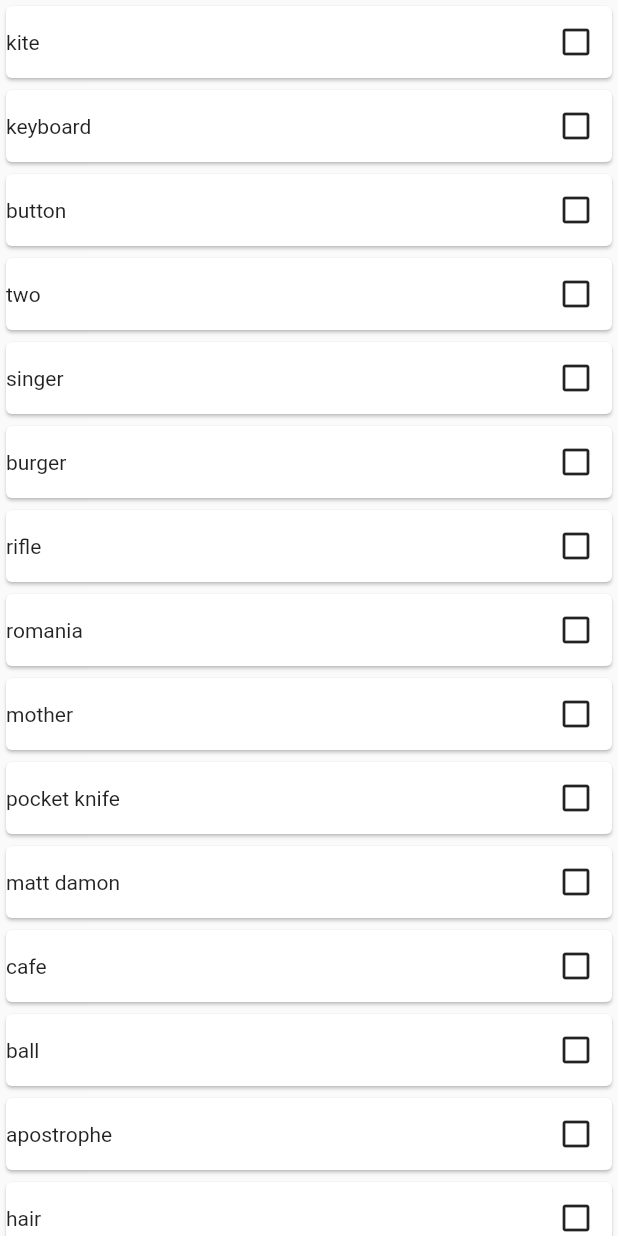
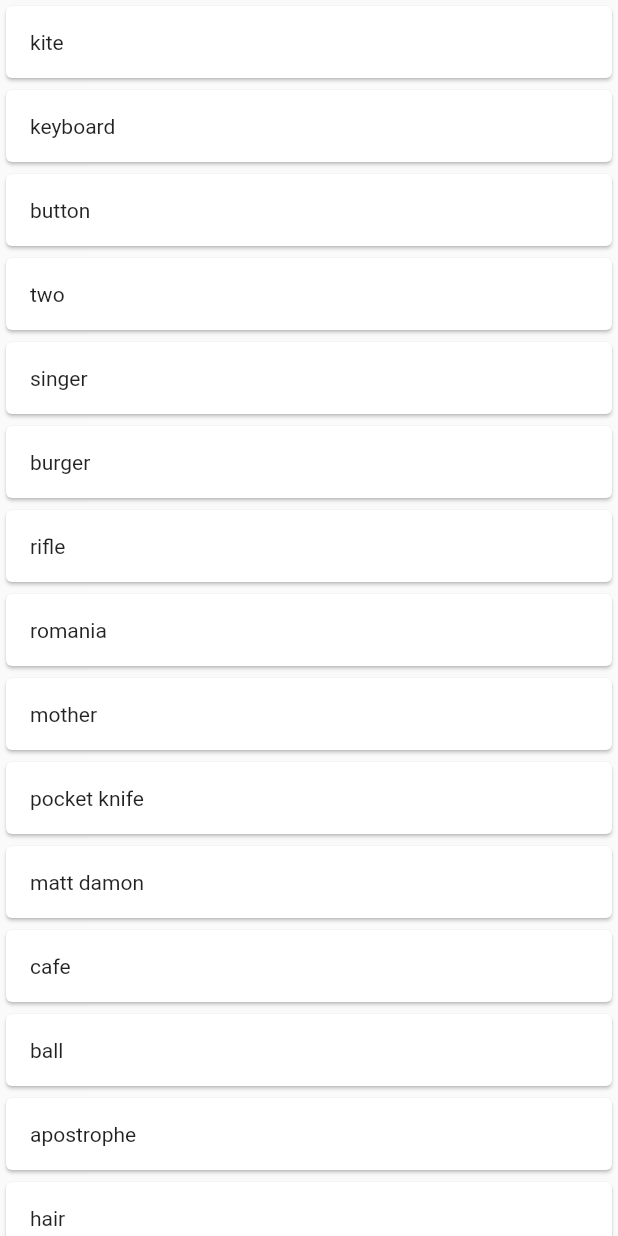
Before and after one commit to mahmoudsfares/listview-persistency-sample, a Flutter app: the screen it shows after launch, on a phone screen of 412 x 824 dp. Run offline on Flutter 3.47's test engine with Material 2 defaults, Android fonts, the phone set to English and light mode, and no system bars; our stand-ins replace get.

Commit message:
Select only one item of a list

```diff
--- a/lib/list_item.dart
+++ b/lib/list_item.dart
@@ -11,31 +11,19 @@ class MyListItem extends StatelessWidget {
 
   @override
   Widget build(BuildContext context) {
-    return Card(
-      child: Row(
-        children: [
-          Text(itemName),
-          Expanded(
-            child: Row(
-              mainAxisAlignment: MainAxisAlignment.end,
-              children: [
-                IconButton(
-                    onPressed: () {
-                      onCheckStateChanged(itemIndex);
-                    },
-                    icon: _bindIconToCheckStatus())
-              ],
+    return GestureDetector(
+      onTap: () => onCheckStateChanged(itemIndex),
+      child: Card(
+        color: isItemChecked ? Colors.blue : Colors.white,
+        child: Row(
+          children: [
+            Padding(
+              padding: const EdgeInsets.all(16),
+              child: Text(itemName),
             ),
-          ),
-        ],
+          ],
+        ),
       ),
     );
   }
-
-  Icon _bindIconToCheckStatus() {
-    if (isItemChecked)
-      return Icon(Icons.check_box);
-    else
-      return Icon(Icons.check_box_outline_blank);
-  }
 }
--- a/lib/main.dart
+++ b/lib/main.dart
@@ -8,10 +8,8 @@ void main() {
 }
 
 class MyHomePage extends GetView<MyController> {
-
   @override
   Widget build(BuildContext context) {
-
     Get.lazyPut(() => MyController());
 
     return MaterialApp(
@@ -24,9 +22,11 @@ class MyHomePage extends GetView<MyController> {
                 controller.itemsNames[index],
                 index,
                 (index) => controller.changeCheckStatus(index),
-                    controller.checkedItemsIndexes.value.contains(index)),
+                controller.checkedItemIndex.value == index,
+              ),
             );
-            }),
+          },
+        ),
       ),
     );
   }
--- a/lib/my_controller.dart
+++ b/lib/my_controller.dart
@@ -41,12 +41,9 @@ class MyController extends GetxController {
     'thursday'
   ];
 
-  RxList<int> checkedItemsIndexes = (List<int>.empty(growable: true)).obs;
+  RxInt checkedItemIndex = (-1).obs;
 
   void changeCheckStatus(int index) {
-    if (checkedItemsIndexes.contains(index))
-      checkedItemsIndexes.remove(index);
-    else
-      checkedItemsIndexes.add(index);
+    checkedItemIndex.value = index;
   }
 }
```
Lines whose indentation alone changed are shown as unchanged.
